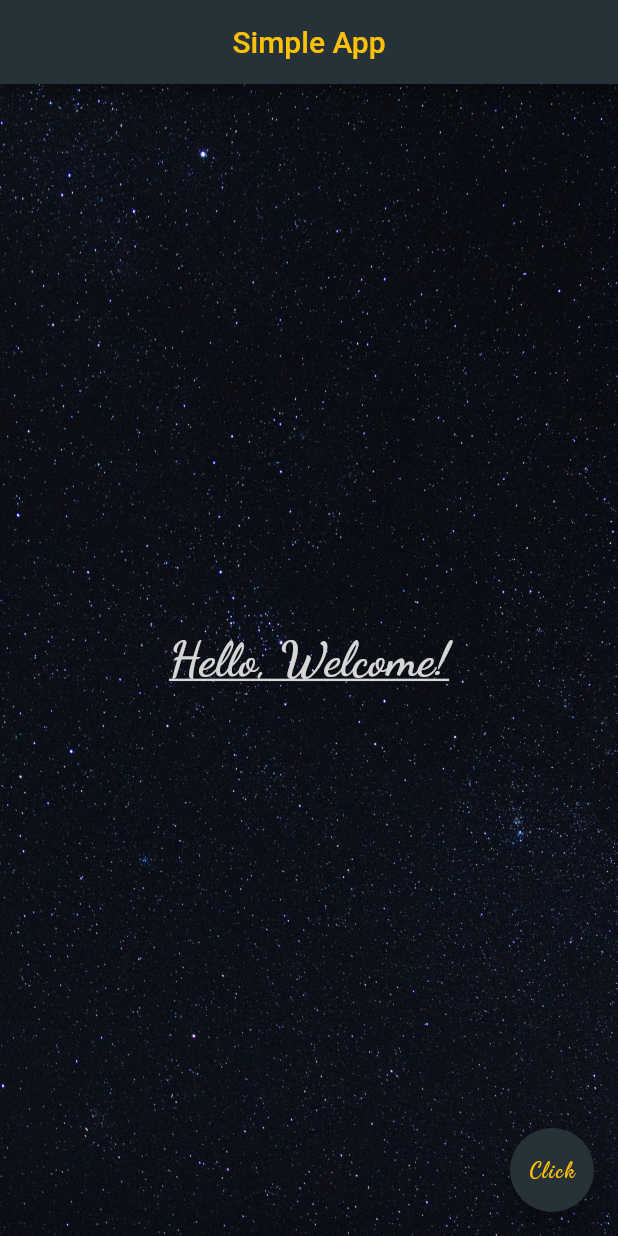
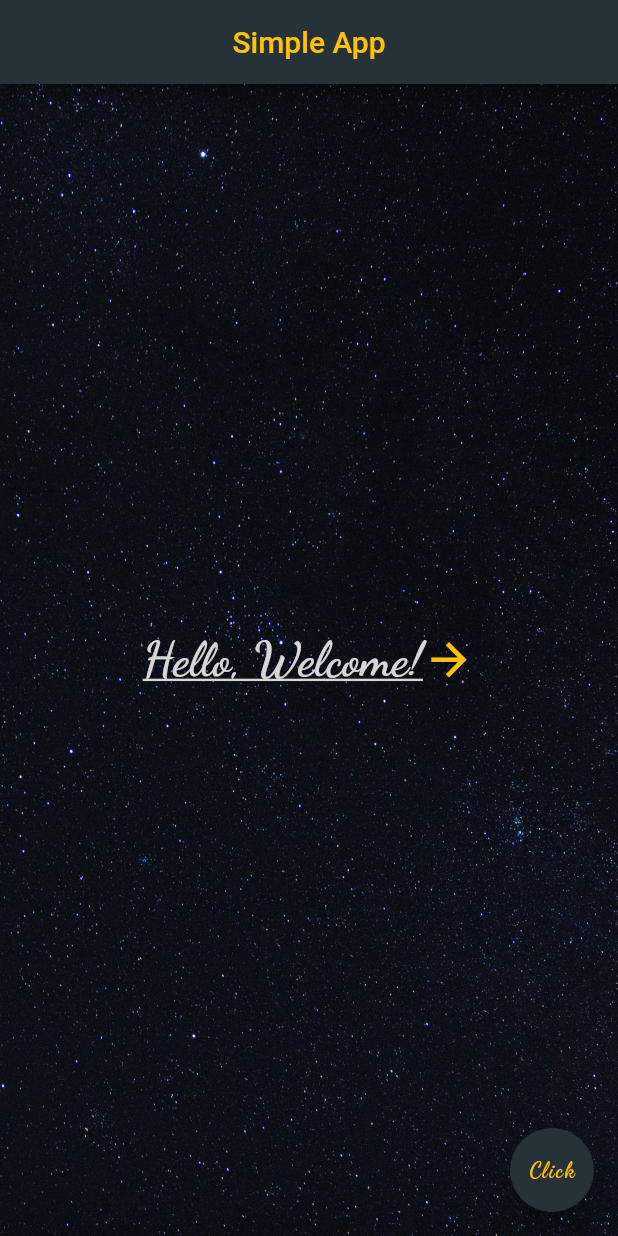
Before and after one commit to bhormilind-dev/FlutterPractice, a Flutter app: the screen it shows after launch, on a phone screen of 412 x 824 dp. Run offline on Flutter 3.47's test engine with Material 2 defaults, Android fonts, the phone set to English and light mode, and no system bars.

Commit message:
Fond - Adding Icons

```diff
--- a/my_first_app/lib/main.dart
+++ b/my_first_app/lib/main.dart
@@ -25,13 +25,23 @@ class MTest extends StatelessWidget {
                       image: AssetImage('images/background.jpg'),
                       fit: BoxFit.cover))),
           Center(
-              child: Text('Hello, Welcome!',
-                  style: TextStyle(
-                      color: Colors.grey[350],
-                      fontFamily: 'Dacing',
-                      fontWeight: FontWeight.w700,
-                      fontSize: 32.0,
-                      decoration: TextDecoration.underline)))
+              child: Row(
+                mainAxisAlignment: MainAxisAlignment.center,
+                children: [
+                 Text('Hello, Welcome!',
+                        style: TextStyle(
+                            color: Colors.grey[350],
+                            fontFamily: 'Dacing',
+                            fontWeight: FontWeight.w700,
+                            fontSize: 32.0,
+                            decoration: TextDecoration.underline)),
+                  Icon(
+                    Icons.arrow_forward,
+                    color: Colors.amber,
+                    size: 35,
+                  )
+                ]
+              ))
         ],
       ),
       floatingActionButton: FloatingActionButton(
```
